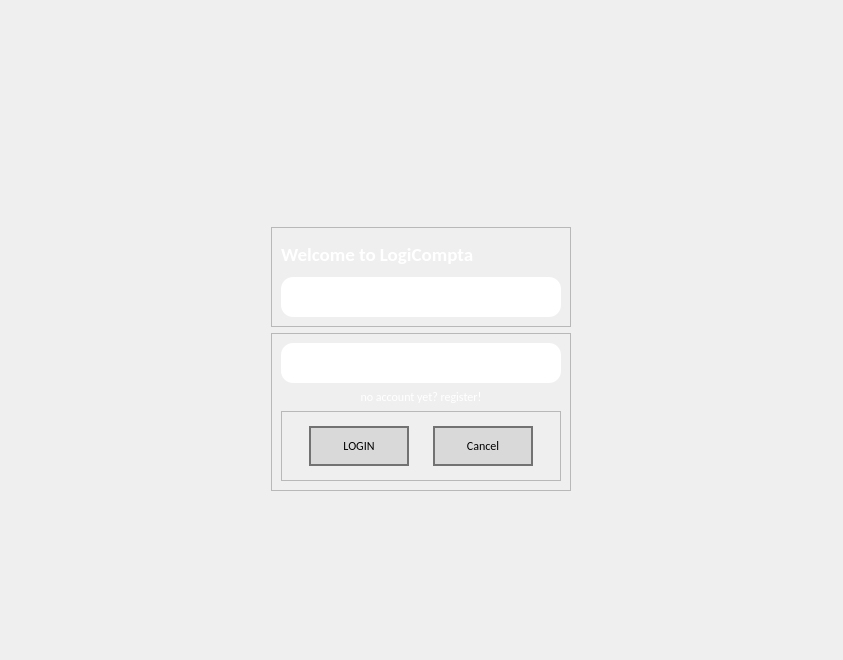
ffillouxdev/LogiCompta, file logiComptaProject/login.ui: the form before one commit.
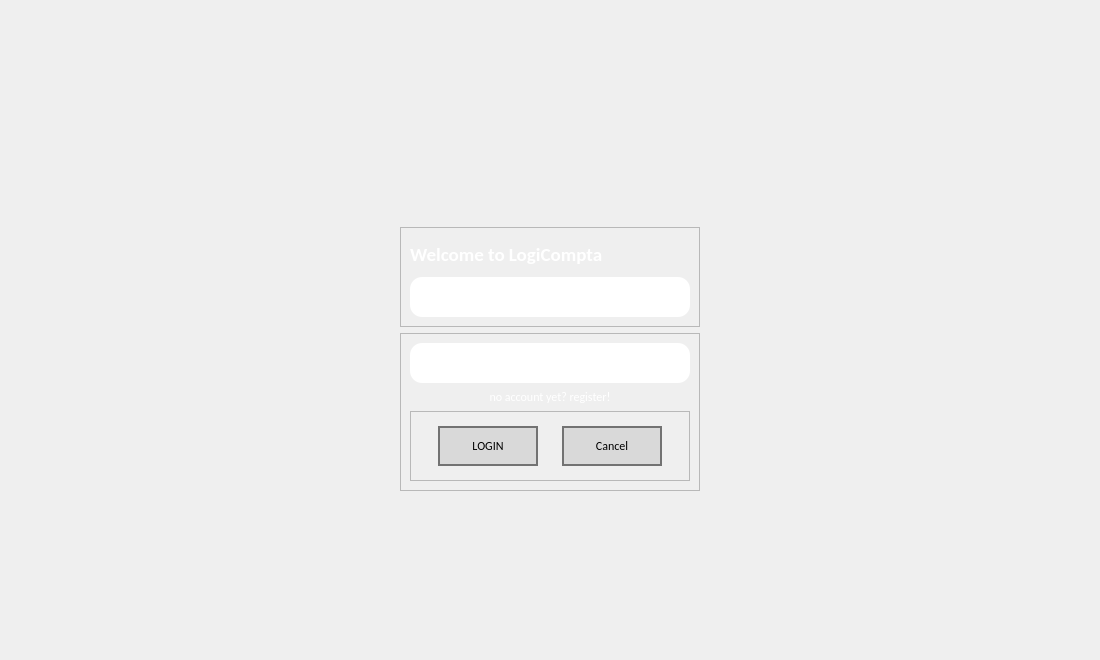
The form after the commit. Icons and pictures are not drawn.

```diff
--- a/logiComptaProject/login.ui
+++ b/logiComptaProject/login.ui
@@ -6,10 +6,16 @@
    <rect>
     <x>0</x>
     <y>0</y>
-    <width>843</width>
+    <width>1100</width>
     <height>660</height>
    </rect>
   </property>
+  <property name="minimumSize">
+   <size>
+    <width>1100</width>
+    <height>600</height>
+   </size>
+  </property>
   <property name="windowTitle">
    <string>MainWindow</string>
   </property>
```
Left out of the diff: 2 changed lines with no effect on the pictures.
